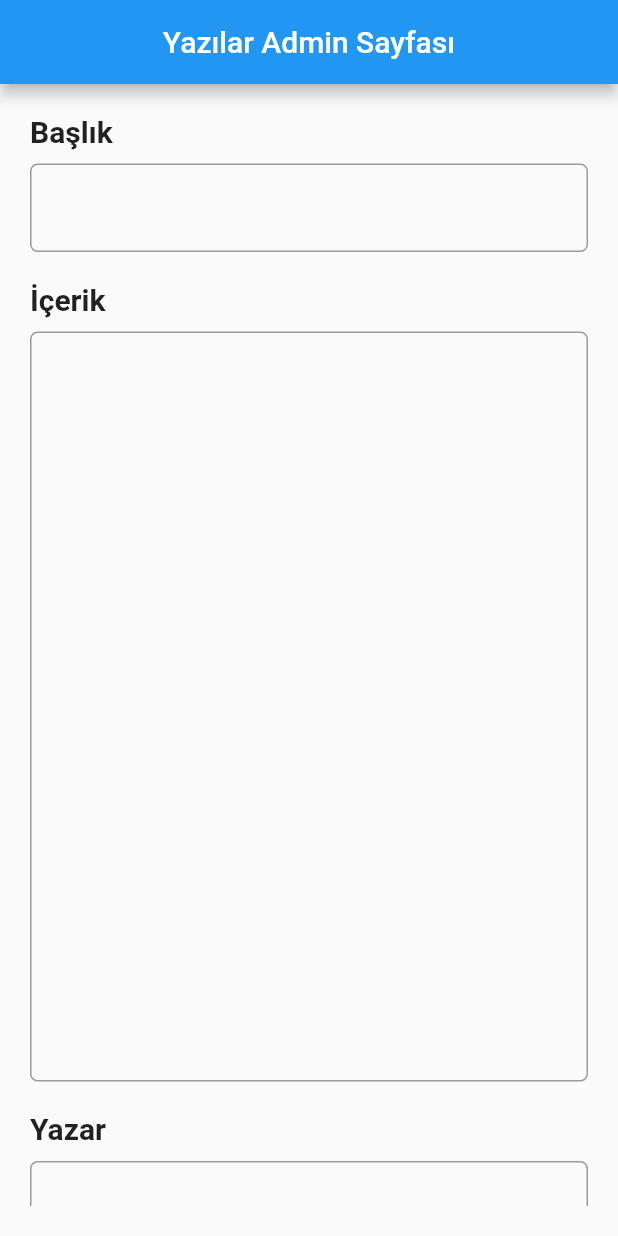
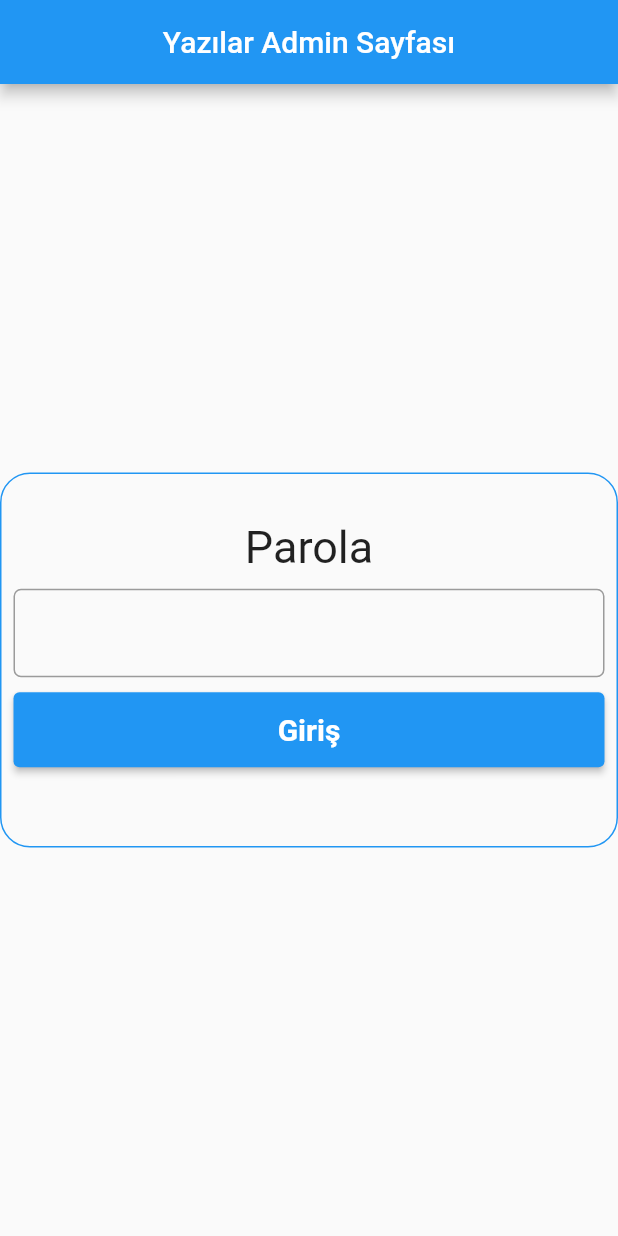
Before and after one commit to aedemirsen/articles_admin_page, a Flutter app: the screen it shows after launch, on a phone screen of 412 x 824 dp. Run offline on Flutter 3.47's test engine with Material 2 defaults, Android fonts, the phone set to English and light mode, and no system bars; our stand-ins replace bloc, dio, flutter_bloc.

Commit message:
password field is added

```diff
--- a/lib/admin_page.dart
+++ b/lib/admin_page.dart
@@ -16,13 +16,21 @@ class AdminPage extends StatelessWidget {
 
   @override
   Widget build(BuildContext context) {
+    return scaffold(context);
+  }
+
+  Scaffold scaffold(BuildContext context) {
     return Scaffold(
       resizeToAvoidBottomInset: false,
       appBar: AppBar(
         title: Text(title),
         centerTitle: true,
       ),
-      body: Padding(
+      body: Stack(
+        children: [
+          Visibility(
+            visible: context.watch<ControllerCubit>().passwordValid,
+            child: Padding(
               padding: const EdgeInsets.all(20.0),
               child: SingleChildScrollView(
                 child: Column(
@@ -31,19 +39,22 @@ class AdminPage extends StatelessWidget {
                     //title
                     const Text(
                       'Başlık',
-                style: TextStyle(fontWeight: FontWeight.bold, fontSize: 20),
+                      style:
+                          TextStyle(fontWeight: FontWeight.bold, fontSize: 20),
                     ),
                     titleField(),
                     //body
                     const Text(
                       'İçerik',
-                style: TextStyle(fontWeight: FontWeight.bold, fontSize: 20),
+                      style:
+                          TextStyle(fontWeight: FontWeight.bold, fontSize: 20),
                     ),
                     bodyField(),
                     //author
                     const Text(
                       'Yazar',
-                style: TextStyle(fontWeight: FontWeight.bold, fontSize: 20),
+                      style:
+                          TextStyle(fontWeight: FontWeight.bold, fontSize: 20),
                     ),
                     authorField(),
                     //category - group
@@ -65,6 +76,97 @@ class AdminPage extends StatelessWidget {
                   ],
                 ),
               ),
+            ),
+          ),
+          Visibility(
+            visible: !context.watch<ControllerCubit>().passwordValid,
+            child: Center(
+              child: Container(
+                height: 250,
+                width: 500,
+                decoration: BoxDecoration(
+                  border: Border.all(
+                    color: Colors.blue,
+                  ),
+                  borderRadius: BorderRadius.circular(20),
+                ),
+                child: Padding(
+                  padding: const EdgeInsets.all(8.0),
+                  child: Column(
+                    mainAxisAlignment: MainAxisAlignment.center,
+                    children: [
+                      const Text(
+                        'Parola',
+                        style: TextStyle(fontSize: 30),
+                      ),
+                      const SizedBox(
+                        height: 10,
+                      ),
+                      SizedBox(
+                        width: 400,
+                        child: TextField(
+                          obscureText: true,
+                          controller: context
+                              .watch<ControllerCubit>()
+                              .passwordController,
+                          decoration: InputDecoration(
+                            border: OutlineInputBorder(
+                              borderSide: const BorderSide(
+                                width: 3,
+                                color: Colors.blue,
+                              ),
+                              borderRadius: BorderRadius.circular(5),
+                            ),
+                          ),
+                        ),
+                      ),
+                      const SizedBox(
+                        height: 10,
+                      ),
+                      SizedBox(
+                        height: 50,
+                        width: 400,
+                        child: ElevatedButton(
+                          onPressed: () {
+                            context.read<ControllerCubit>().getPassword();
+                          },
+                          child: Stack(
+                            children: [
+                              Visibility(
+                                visible: !context
+                                    .watch<ControllerCubit>()
+                                    .isPasswordLoading,
+                                child: const Text(
+                                  'Giriş',
+                                  style: TextStyle(
+                                    fontWeight: FontWeight.bold,
+                                    fontSize: 20,
+                                  ),
+                                ),
+                              ),
+                              Visibility(
+                                visible: context
+                                    .watch<ControllerCubit>()
+                                    .isPasswordLoading,
+                                child: const CircularProgressIndicator(
+                                  color: Colors.white,
+                                ),
+                              ),
+                            ],
+                          ),
+                        ),
+                      ),
+                      const SizedBox(
+                        height: 5,
+                      ),
+                      Text(context.watch<ControllerCubit>().passwordInfo),
+                    ],
+                  ),
+                ),
+              ),
+            ),
+          ),
+        ],
       ),
     );
   }
--- a/lib/config.dart
+++ b/lib/config.dart
@@ -1,4 +1,4 @@
 class AppConfig {
-  // static const String baseUrl = 'https://articles-service.vercel.app/api';
-  static const String baseUrl = 'http://localhost:8080/api';
+  static const String baseUrl = 'https://articles-service.vercel.app/api';
+  //static const String baseUrl = 'http://localhost:8080/api';
 }
--- a/lib/cubit/controller_cubit.dart
+++ b/lib/cubit/controller_cubit.dart
@@ -1,13 +1,19 @@
 import 'package:articles_admin_page/model/record.dart';
 import 'package:articles_admin_page/service/service.dart';
 import 'package:bloc/bloc.dart';
+import 'package:flutter/material.dart';
 
 class ControllerCubit extends Cubit<ControllerState> {
   ControllerCubit(this.service) : super(ControllerInitial());
 
   bool isLoading = false;
+  bool passwordValid = false;
+  bool isPasswordLoading = false;
+
+  TextEditingController passwordController = TextEditingController();
 
   String info = 'Kaydın eklenmesi bekleniyor...';
+  String passwordInfo = '';
   //Service
   final Service service;
 
@@ -24,8 +30,27 @@ class ControllerCubit extends Cubit<ControllerState> {
     changeLoadingState(false);
   }
 
+  Future<void> getPassword() async {
+    changePasswordLoadingState(true);
+    final data = await service.getPassword();
+    if (data.isNotEmpty && data == passwordController.text) {
+      passwordValid = true;
+      emit(PasswordValid());
+    } else {
+      passwordValid = false;
+      passwordInfo = 'Başarısız...';
+      emit(PasswordFail());
+    }
+    changePasswordLoadingState(false);
+  }
+
   void changeLoadingState(bool b) {
     isLoading = b;
+    emit(LoadingStateChanged(isLoading));
+  }
+
+  void changePasswordLoadingState(bool b) {
+    isPasswordLoading = b;
     emit(LoadingStateChanged(isLoading));
   }
 }
@@ -40,6 +65,10 @@ class LoadingStateChanged extends ControllerState {
   LoadingStateChanged(this.isLoading);
 }
 
+class PasswordValid extends ControllerState {}
+
+class PasswordFail extends ControllerState {}
+
 class PostSuccessful extends ControllerState {}
 
 class PostFail extends ControllerState {}
--- a/lib/service/IService.dart
+++ b/lib/service/IService.dart
@@ -10,6 +10,8 @@ abstract class IService {
 
   Future<List<Record>> getRecords({String params = ''});
 
+  Future<String> getPassword();
+
   Future<bool> deleteRecord(String id);
 
   Future<bool> postRecord(Record record);
--- a/lib/service/service.dart
+++ b/lib/service/service.dart
@@ -23,6 +23,21 @@ class Service extends IService {
   }
 
   @override
+  Future<String> getPassword() async {
+    try {
+      final response = await dio.get(
+        "/password",
+      );
+      if (response.statusCode == HttpStatus.ok) {
+        return (response.data as String);
+      }
+    } on Exception {
+      return '';
+    }
+    return '';
+  }
+
+  @override
   Future<bool> deleteRecord(String id) async {
     final response = await dio.delete(
       "$endpoint/$id",
```
Also changed, not shown: 2 other files. Lines whose indentation alone changed are shown as unchanged.
